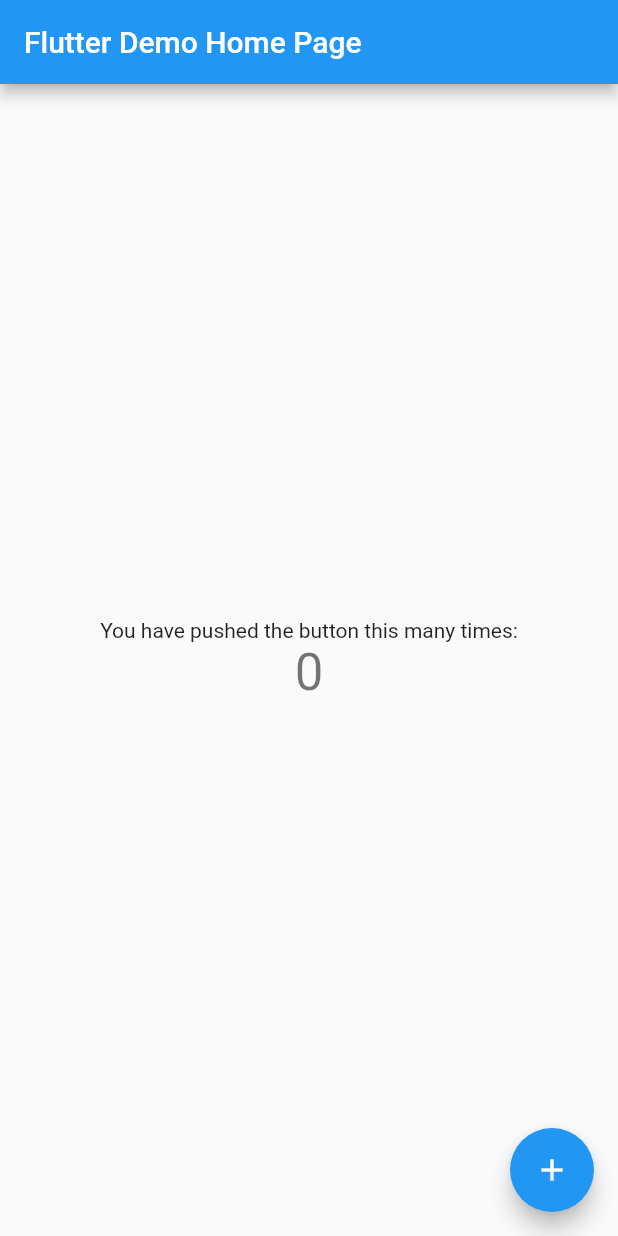
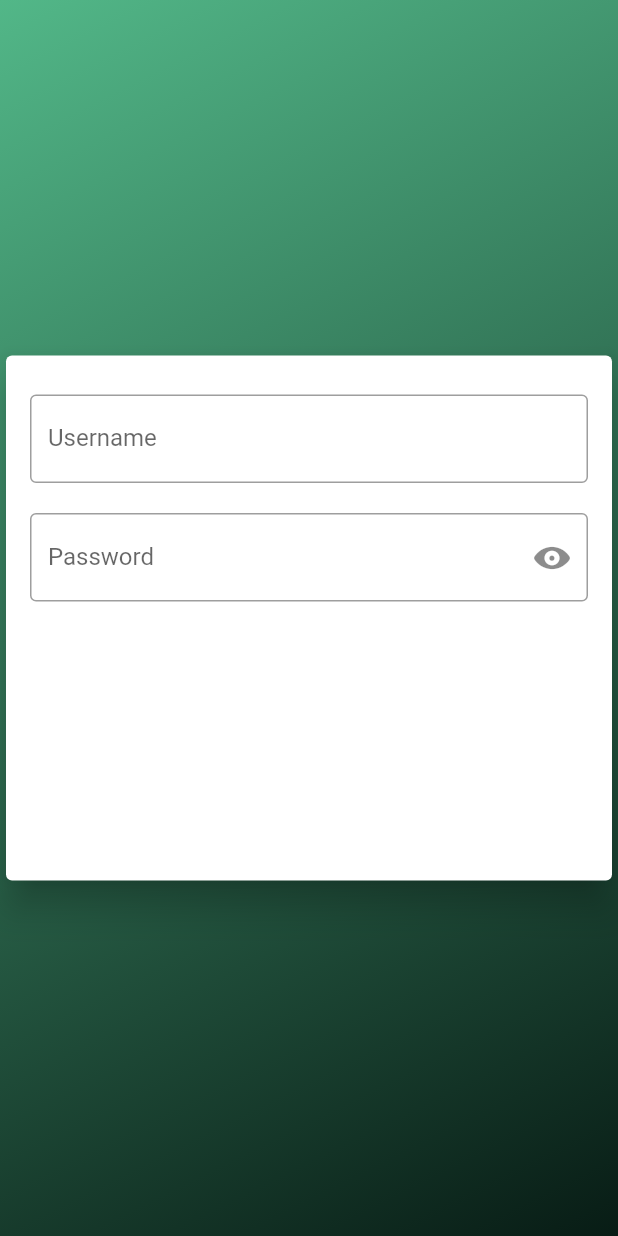
Before and after one commit to mes71/oka_admin_panel, a Flutter app: the screen it shows after launch, on a phone screen of 412 x 824 dp. Run offline on Flutter 3.47's test engine with Material 2 defaults, Android fonts, the phone set to English and light mode, and no system bars.

Commit message:
feat : auth screen ui add colors add screens

```diff
--- a/lib/main.dart
+++ b/lib/main.dart
@@ -1,4 +1,7 @@
 import 'package:flutter/material.dart';
+import 'package:oka_admin_panel/ui/screens/auth/auth_screen.dart';
+import 'package:oka_admin_panel/ui/screens/home/home_screen.dart';
+import 'package:oka_admin_panel/ui/screens/root.dart';
 
 void main() {
   runApp(const MyApp());
@@ -11,105 +14,16 @@
   @override
   Widget build(BuildContext context) {
     return MaterialApp(
-      title: 'Flutter Demo',
+      title: 'Oak Admin ',
       theme: ThemeData(
-        // This is the theme of your application.
-        //
-        // Try running your application with "flutter run". You'll see the
-        // application has a blue toolbar. Then, without quitting the app, try
-        // changing the primarySwatch below to Colors.green and then invoke
-        // "hot reload" (press "r" in the console where you ran "flutter run",
-        // or simply save your changes to "hot reload" in a Flutter IDE).
-        // Notice that the counter didn't reset back to zero; the application
-        // is not restarted.
         primarySwatch: Colors.blue,
       ),
-      home: const MyHomePage(title: 'Flutter Demo Home Page'),
+      initialRoute: AuthScreen.tag,
+      routes: {
+        HomeScreen.tag: (context) => const HomeScreen(),
+        AuthScreen.tag: (context) => const AuthScreen(),
+        RootScreen.tag: (context) => const RootScreen(),
+      },
     );
   }
 }
-
-class MyHomePage extends StatefulWidget {
-  const MyHomePage({super.key, required this.title});
-
-  // This widget is the home page of your application. It is stateful, meaning
-  // that it has a State object (defined below) that contains fields that affect
-  // how it looks.
-
-  // This class is the configuration for the state. It holds the values (in this
-  // case the title) provided by the parent (in this case the App widget) and
-  // used by the build method of the State. Fields in a Widget subclass are
-  // always marked "final".
-
-  final String title;
-
-  @override
-  State<MyHomePage> createState() => _MyHomePageState();
-}
-
-class _MyHomePageState extends State<MyHomePage> {
-  int _counter = 0;
-
-  void _incrementCounter() {
-    setState(() {
-      // This call to setState tells the Flutter framework that something has
-      // changed in this State, which causes it to rerun the build method below
-      // so that the display can reflect the updated values. If we changed
-      // _counter without calling setState(), then the build method would not be
-      // called again, and so nothing would appear to happen.
-      _counter++;
-    });
-  }
-
-  @override
-  Widget build(BuildContext context) {
-    // This method is rerun every time setState is called, for instance as done
-    // by the _incrementCounter method above.
-    //
-    // The Flutter framework has been optimized to make rerunning build methods
-    // fast, so that you can just rebuild anything that needs updating rather
-    // than having to individually change instances of widgets.
-    return Scaffold(
-      appBar: AppBar(
-        // Here we take the value from the MyHomePage object that was created by
-        // the App.build method, and use it to set our appbar title.
-        title: Text(widget.title),
-      ),
-      body: Center(
-        // Center is a layout widget. It takes a single child and positions it
-        // in the middle of the parent.
-        child: Column(
-          // Column is also a layout widget. It takes a list of children and
-          // arranges them vertically. By default, it sizes itself to fit its
-          // children horizontally, and tries to be as tall as its parent.
-          //
-          // Invoke "debug painting" (press "p" in the console, choose the
-          // "Toggle Debug Paint" action from the Flutter Inspector in Android
-          // Studio, or the "Toggle Debug Paint" command in Visual Studio Code)
-          // to see the wireframe for each widget.
-          //
-          // Column has various properties to control how it sizes itself and
-          // how it positions its children. Here we use mainAxisAlignment to
-          // center the children vertically; the main axis here is the vertical
-          // axis because Columns are vertical (the cross axis would be
-          // horizontal).
-          mainAxisAlignment: MainAxisAlignment.center,
-          children: <Widget>[
-            const Text(
-              'You have pushed the button this many times:',
-            ),
-            Text(
-              '$_counter',
-              style: Theme.of(context).textTheme.headline4,
-            ),
-          ],
-        ),
-      ),
-      floatingActionButton: FloatingActionButton(
-        onPressed: _incrementCounter,
-        tooltip: 'Increment',
-        child: const Icon(Icons.add),
-      ), // This trailing comma makes auto-formatting nicer for build methods.
-    );
-  }
-}
--- /dev/null
+++ b/lib/ui/screens/auth/auth_screen.dart
@@ -0,0 +1,74 @@
+import 'package:flutter/cupertino.dart';
+import 'package:flutter/material.dart';
+import 'package:oka_admin_panel/ui/utils/colors.dart';
+
+class AuthScreen extends StatefulWidget {
+  const AuthScreen({Key? key}) : super(key: key);
+  static const String tag = '/AuthScreenRoute';
+
+  @override
+  State<AuthScreen> createState() => _AuthScreenState();
+}
+
+class _AuthScreenState extends State<AuthScreen> {
+  bool showPassword = true;
+
+  @override
+  Widget build(BuildContext context) {
+    return Scaffold(
+      body: SafeArea(
+        child: Container(
+          decoration: const BoxDecoration(
+              gradient: LinearGradient(
+                  begin: Alignment.topLeft,
+                  end: Alignment.bottomRight,
+                  colors: [primaryColorLight, primaryColorDarker])),
+          child: Center(
+            child: Card(
+              elevation: 10,
+              child: Container(
+                width: 550,
+                height: 350,
+                padding: const EdgeInsets.all(16.0),
+                child: Form(
+                  child: Column(
+                    children: [
+                      const SizedBox(
+                        height: 10,
+                      ),
+                      TextFormField(
+                        decoration: InputDecoration(
+                            border: OutlineInputBorder(),
+                            label: Text('Username')),
+                      ),
+                      const SizedBox(
+                        height: 20,
+                      ),
+                      TextFormField(
+                        obscureText: showPassword,
+                        keyboardType: TextInputType.visiblePassword,
+                        decoration: InputDecoration(
+                            border: OutlineInputBorder(),
+                            label: Text('Password'),
+                            suffixIcon: IconButton(
+                              onPressed: () {
+                                setState(() {
+                                  showPassword = !showPassword;
+                                });
+                              },
+                              icon: Icon(showPassword
+                                  ?CupertinoIcons.eye_fill
+                                  :  CupertinoIcons.eye_slash_fill),
+                            )),
+                      ),
+                    ],
+                  ),
+                ),
+              ),
+            ),
+          ),
+        ),
+      ),
+    );
+  }
+}
```
Also changed, not shown: lib/ui/screens/home/home_screen.dart (added, +16 -0 lines), lib/ui/screens/root.dart (added, +17 -0 lines), lib/ui/utils/colors.dart (added, +11 -0 lines).
